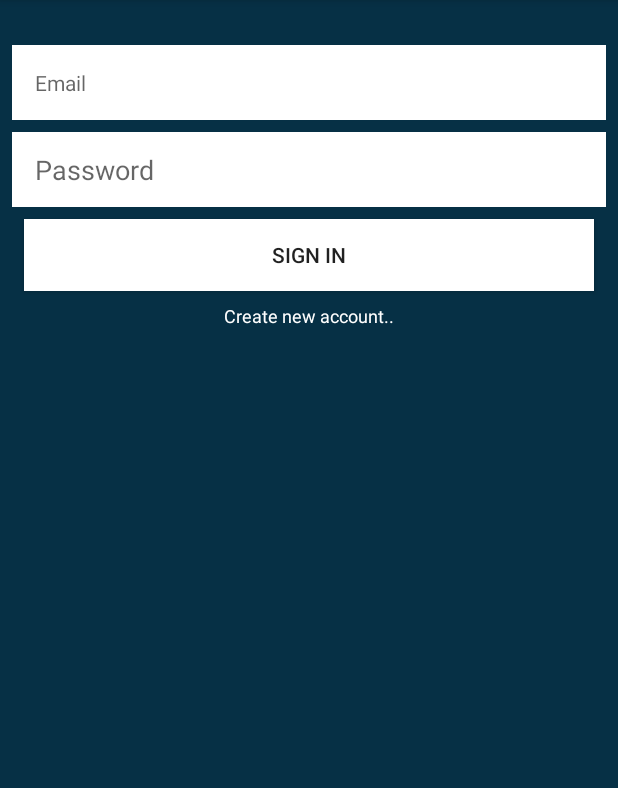
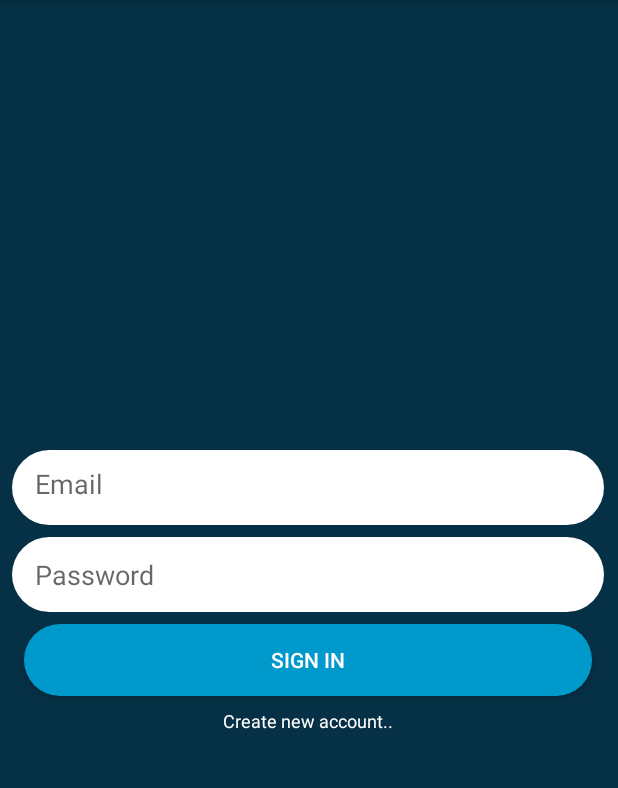
Before and after one commit to MuizZer07/Thunder-Storm-Messenger-Android, an Android app: the LoginActivity screen opened directly, with no data from a screen before it, on a phone screen of 412 x 824 dp, the part 84-872 px from its top. Run offline under Robolectric (Android 15) with nearby library versions, the phone set to English and light mode, and no system bars; our stand-ins replace Firebase (no records; nobody signed in at launch, a user with empty details on screens opened directly).

```diff
--- /dev/null
+++ b/app/src/main/res/drawable/rounded_button.xml
@@ -0,0 +1,7 @@
+<?xml version="1.0" encoding="utf-8"?>
+<shape xmlns:android="http://schemas.android.com/apk/res/android">
+
+    <solid android:color="@android:color/holo_blue_dark"/>
+    <corners android:radius="25dp"/>
+
+</shape>
--- /dev/null
+++ b/app/src/main/res/drawable/rounded_edittext.xml
@@ -0,0 +1,7 @@
+<?xml version="1.0" encoding="utf-8"?>
+<shape xmlns:android="http://schemas.android.com/apk/res/android">
+
+    <solid android:color="@android:color/white"/>
+    <corners android:radius="25dp"/>
+
+</shape>
--- a/app/src/main/res/layout/activity_login.xml
+++ b/app/src/main/res/layout/activity_login.xml
@@ -6,17 +6,18 @@
     android:layout_height="match_parent"
     android:background="#063045">
 
-    <TextView
+    <EditText
         android:id="@+id/emailText"
         android:layout_width="0dp"
         android:layout_height="50dp"
-        android:layout_marginEnd="8dp"
+        android:layout_marginEnd="9dp"
         android:layout_marginLeft="8dp"
-        android:layout_marginRight="8dp"
+        android:layout_marginRight="9dp"
         android:layout_marginStart="8dp"
-        android:layout_marginTop="30dp"
-        android:background="@android:color/background_light"
+        android:layout_marginTop="300dp"
+        android:background="@drawable/rounded_edittext"
         android:hint="Email"
+        android:inputType="textEmailAddress"
         android:padding="15dp"
         app:layout_constraintEnd_toEndOf="parent"
         app:layout_constraintStart_toStartOf="parent"
@@ -27,7 +28,7 @@
         android:layout_width="0dp"
         android:layout_height="50dp"
         android:layout_marginTop="8dp"
-        android:background="@android:color/background_light"
+        android:background="@drawable/rounded_edittext"
         android:ems="10"
         android:hint="Password"
         android:inputType="textPassword"
@@ -45,7 +46,8 @@
         android:layout_marginRight="8dp"
         android:layout_marginStart="8dp"
         android:layout_marginTop="8dp"
-        android:background="@android:color/background_light"
+        android:textColor="@android:color/white"
+        android:background="@drawable/rounded_button"
         android:text="Sign in"
         app:layout_constraintEnd_toEndOf="@+id/passwordText"
         app:layout_constraintStart_toStartOf="@+id/passwordText"
--- a/build.gradle
+++ b/build.gradle
@@ -7,13 +7,12 @@ buildscript {
         jcenter()
     }
     dependencies {
-        classpath 'com.android.tools.build:gradle:3.2.0-beta02'
+        classpath 'com.android.tools.build:gradle:3.1.3'
         classpath "org.jetbrains.kotlin:kotlin-gradle-plugin:$kotlin_version"
 
         // NOTE: Do not place your application dependencies here; they belong
         // in the individual module build.gradle files
-
-        classpath 'com.google.gms:google-services:4.3.2'
+        classpath 'com.google.gms:google-services:3.3.1'
     }
 }
 
```
Also changed, not shown: app/build.gradle (+5 -4 lines), app/src/main/java/com/muizzer07/thunderstormmessenger/LoginActivity.kt (+31 -0 lines), app/src/main/java/com/muizzer07/thunderstormmessenger/MainActivity.kt (+25 -2 lines), app/src/main/res/drawable/rounded_button_image.xml (added, +7 -0 lines), app/src/main/res/layout/activity_main.xml (+21 -4 lines), gradle/wrapper/gradle-wrapper.properties.
